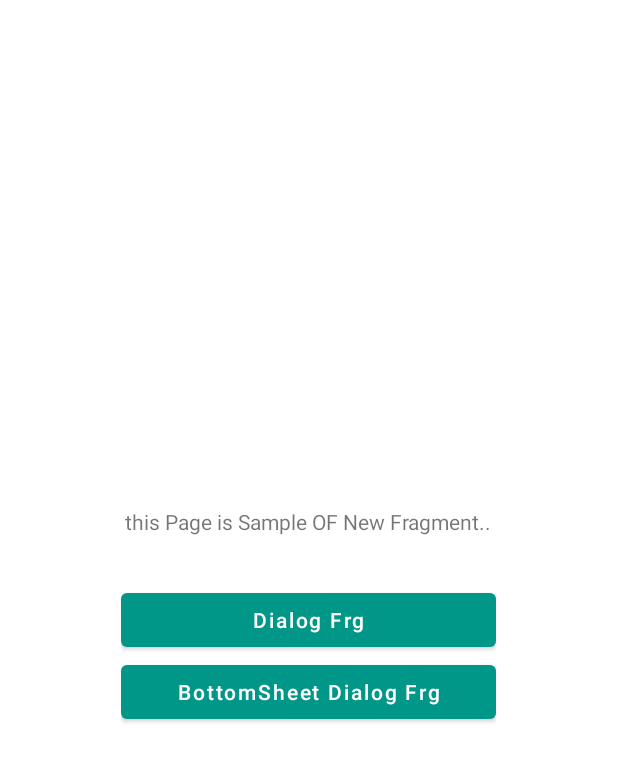
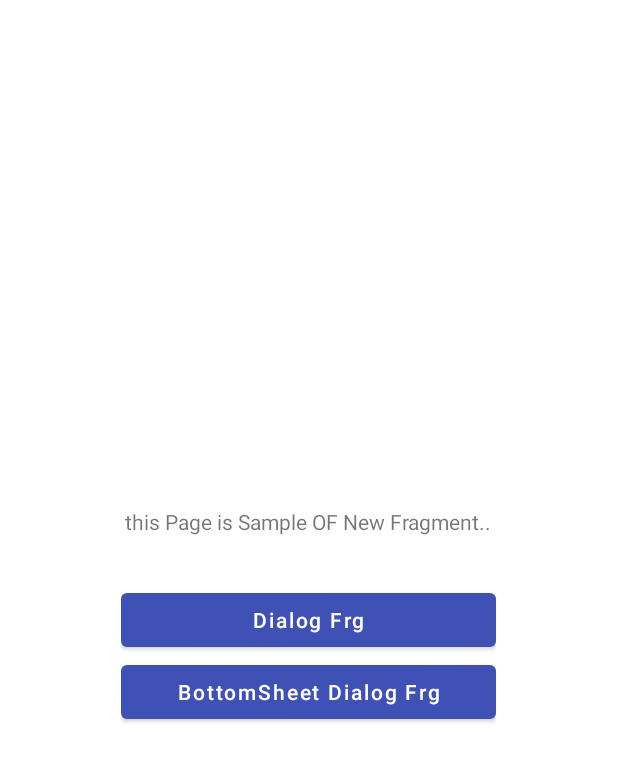
Before and after one commit to ihasanazimi/Practice, an Android app: the screen it shows after launch (MainActivity), after a tap on "Fragments-Pass Data", on a phone screen of 412 x 824 dp. Shown: the top 762 px of the screen. Run offline under Robolectric (Android 15) with nearby library versions, the phone set to English and light mode, and no system bars; our stand-ins replace Room's generated code, RxJava, data binding; libraries missing offline, so code that uses them is left out: com.facebook.drawee; Roboto replaces fonts that are not available here; 1 statement that could not run was skipped; 1 other tap on this screen came first.

Commit message:
add rxJava - just sample

```diff
--- a/app/src/main/java/ir/ha/dep/ui/Base.kt
+++ b/app/src/main/java/ir/ha/dep/ui/Base.kt
@@ -23,8 +23,8 @@ abstract class BaseFragment : Fragment(), BaseView {
         get() = context
 
 
-    fun <T : ViewDataBinding?> getBinding(layout: Int, parent: ViewGroup): T {
-        return DataBindingUtil.inflate(LayoutInflater.from(requireContext()), layout, parent, false)
+    fun <T : ViewDataBinding> getBinding(layoutID: Int , parent : ViewGroup): T {
+        return DataBindingUtil.inflate(LayoutInflater.from(requireContext()), layoutID , parent , false)
     }
 }
 
@@ -35,8 +35,8 @@ abstract class BaseActivity : AppCompatActivity(), BaseView {
     override val viewContext: Context?
         get() = this
 
-    fun <T : ViewDataBinding?> getBinding(layout: Int): T {
-        return DataBindingUtil.setContentView(this, layout)
+    fun <T : ViewDataBinding?> getBinding(layoutID: Int): T {
+        return DataBindingUtil.setContentView(this, layoutID)
     }
 }
 
--- a/app/src/main/res/layout/activity_main.xml
+++ b/app/src/main/res/layout/activity_main.xml
@@ -199,6 +199,16 @@
                         android:textSize="@dimen/text_size_14sp"
                         app:cornerRadius="@dimen/space_32dp" />
 
+                    <com.google.android.material.chip.Chip
+                        android:id="@+id/btn_rxJava"
+                        android:layout_width="wrap_content"
+                        android:layout_height="wrap_content"
+                        android:checkable="true"
+                        android:text="RxJava"
+                        android:textAllCaps="false"
+                        android:textSize="@dimen/text_size_14sp"
+                        app:cornerRadius="@dimen/space_32dp" />
+
 
                 </com.google.android.material.chip.ChipGroup>
 
--- a/app/src/main/res/values/colors.xml
+++ b/app/src/main/res/values/colors.xml
@@ -1,12 +1,15 @@
 <?xml version="1.0" encoding="utf-8"?>
 <resources>
     <color name="purple_200">#03A9F4</color>
-    <color name="purple_500">#009688</color>
-    <color name="purple_700">#00BAA9</color>
-    <color name="teal_200">#FF03DAC5</color>
-    <color name="teal_700">#FF018786</color>
+    <color name="purple_500">#3F51B5</color>
+    <color name="purple_700">#36469F</color>
+    <color name="teal_200">#3F51B5</color>
+    <color name="teal_700">#0D1123</color>
     <color name="black">#FF000000</color>
     <color name="white">#FFFFFFFF</color>
     <color name="gray">#EEEEEE</color>
+    <color name="red">#EE6161</color>
+    <color name="complete">#91C2D8</color>
+    <color name="yellow">#FFEB3B</color>
     <color name="transparent">#00C8C8C8</color>
 </resources>
```
Also changed, not shown: app/src/main/java/ir/ha/dep/ui/MainActivity.kt (+11 -0 lines), app/src/main/java/ir/ha/dep/ui/fragment/rxjava/RxJavaContainer.kt (added, +123 -0 lines), app/src/main/res/layout/fragment_rx_java_container.xml (added, +80 -0 lines).
